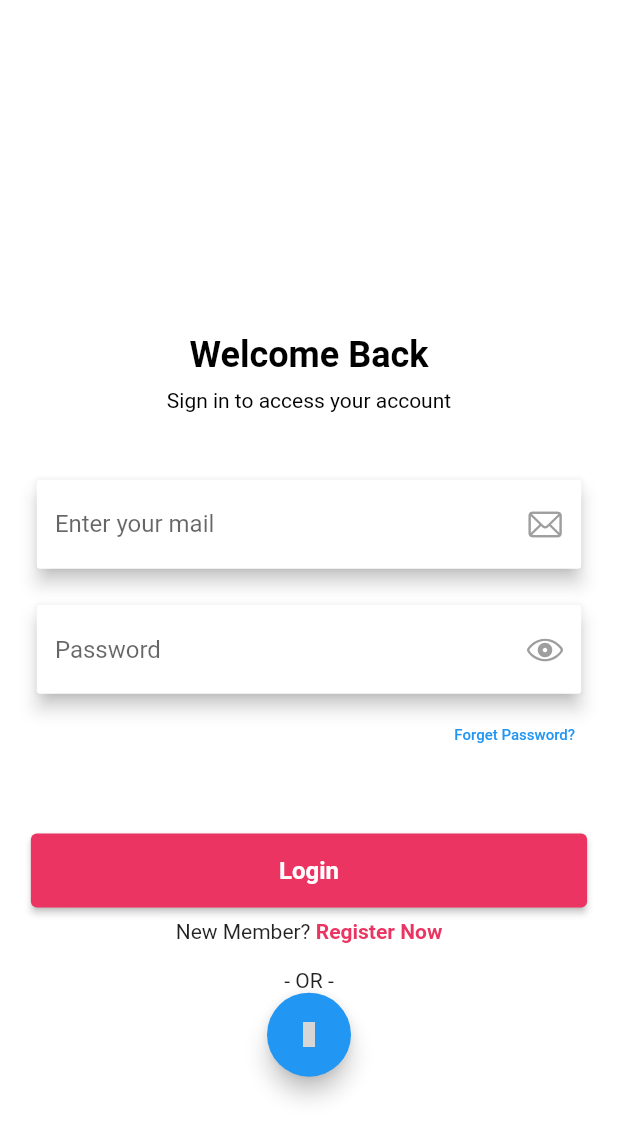
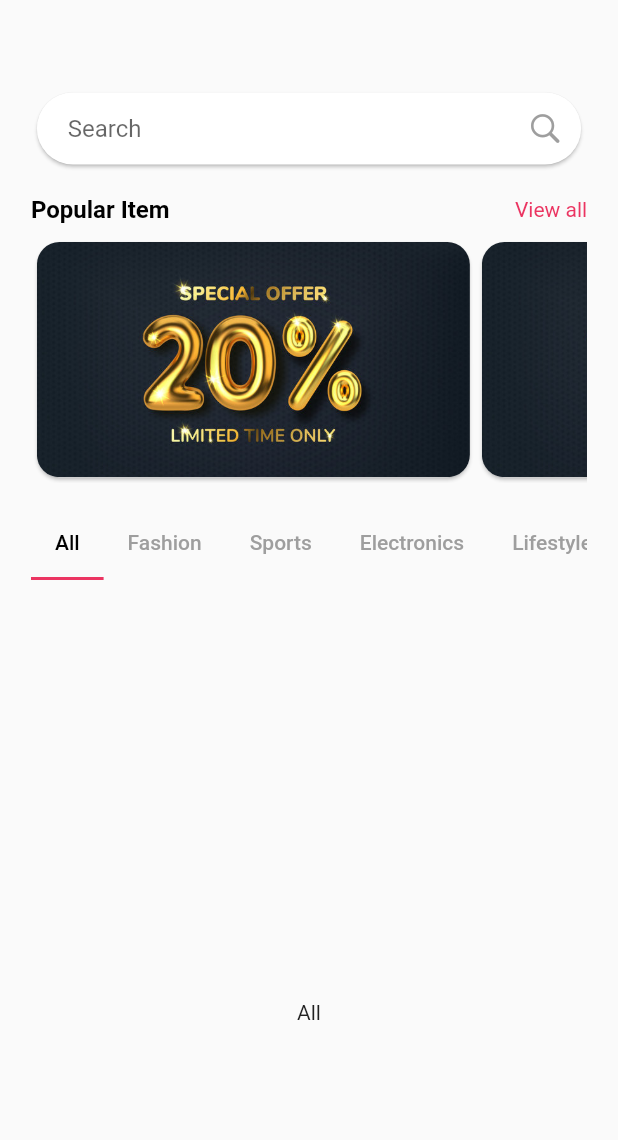
Before and after one commit to Shivanilonare2/ecommerce-app, a Flutter app: the screen it shows after launch, after a tap on "Login", on a phone screen of 412 x 824 dp. Shown: the top 1140 px of the screen. Run offline on Flutter 3.47's test engine with Material 2 defaults, Android fonts, the phone set to English and light mode, and no system bars; grey boxes are pictures that could not be loaded.

Commit message:
home page

```diff
--- /dev/null
+++ b/lib/utils/constant_colors.dart
@@ -0,0 +1,8 @@
+import 'package:flutter/material.dart';
+
+class AppColors{
+  static Color kPrimaryColor = Colors.white;
+  static Color kHintTextColor = Colors.grey;
+  static Color kDarkColor = Colors.black;
+  static Color kItemColor = const Color(0xffeb3461);
+}
--- /dev/null
+++ b/lib/utils/constant_screen_size.dart
@@ -0,0 +1,11 @@
+import 'package:flutter/material.dart';
+class AppConstants{
+  static width(double a,BuildContext context)
+  {
+    return MediaQuery.of(context).size.width*(a/100);
+  }
+  static height(double b,BuildContext context)
+  {
+    return MediaQuery.of(context).size.height*(b/100);
+  }
+}
--- /dev/null
+++ b/lib/utils/constant_text_style.dart
@@ -0,0 +1,5 @@
+class AppTextStyle{
+
+
+
+}
--- /dev/null
+++ b/lib/viewmodel/common_data_view_model.dart
@@ -0,0 +1,6 @@
+
+import 'package:flutter/cupertino.dart';
+
+class CommonDataViewModel extends ChangeNotifier{
+
+}
--- /dev/null
+++ b/lib/views/home_screens/home_page.dart
@@ -0,0 +1,173 @@
+import 'package:ecommerce_app/utils/constant_colors.dart';
+import 'package:flutter/cupertino.dart';
+import 'package:flutter/material.dart';
+
+class HomePage extends StatefulWidget {
+  HomePage({super.key});
+
+  @override
+  State<HomePage> createState() => _HomePageState();
+}
+
+class _HomePageState extends State<HomePage> with TickerProviderStateMixin {
+  final TextEditingController searchController = TextEditingController();
+  TabController? tabController;
+
+  @override
+  void initState() {
+    // TODO: implement initState
+    super.initState();
+    tabController = TabController( vsync: this, length: 6);
+  }
+  @override
+  Widget build(BuildContext context) {
+    return Scaffold(
+      body: SingleChildScrollView(
+        child: Padding(
+          padding: EdgeInsets.symmetric(
+              vertical: MediaQuery.sizeOf(context).height * 0.07,
+              horizontal: MediaQuery.sizeOf(context).width * 0.05),
+          child: Column(
+            children: [
+              searchCard(context),
+              SizedBox(
+                height: MediaQuery.sizeOf(context).height * 0.02,
+              ),
+              buildRow(),
+              SizedBox(
+                height: MediaQuery.sizeOf(context).height * 0.01,
+              ),
+              pageViewBuilder(context),
+              SizedBox(
+                height: MediaQuery.sizeOf(context).height * 0.02,
+              ),
+
+              Stack(
+                children: [
+                  Expanded(
+                    child: TabBar(
+                      labelColor: AppColors.kDarkColor,
+                      indicatorColor: AppColors.kItemColor,
+                      isScrollable: true,
+                      controller: tabController,
+                      unselectedLabelColor: AppColors.kHintTextColor,
+                      tabs: const [
+                        Tab(text: "All", ),
+                        Tab(text: "Fashion",),
+                        Tab(text: "Sports"),
+                        Tab(text: "Electronics"),
+                        Tab(text: "Lifestyle"),
+                        Tab(text: "Kids"),
+                      ],
+                    ),
+                  ),
+                ],
+              ),
+              SizedBox(
+                height: MediaQuery.sizeOf(context).height*0.7,
+                child: TabBarView(
+                  controller: tabController,
+                  children: const [
+                    Center(child: Text("All")),
+                    Center(child: Text("Fashion")),
+                    Center(child: Text("Sports")),
+                    Center(child: Text("Electronics")),
+                    Center(child: Text("Lifestyle")),
+                    Center(child: Text("Kids")),
+                  ],
+                  //controller: _tabController,
+                ),
+              ),
+            ],
+          ),
+        ),
+      ),
+    );
+  }
+
+  //========================== build row ==========================================
+  Widget buildRow() {
+    return const Row(
+              mainAxisAlignment: MainAxisAlignment.spaceBetween,
+              children: [
+                Text(
+                  "Popular Item",
+                  style: TextStyle(
+                      color: Colors.black,
+                      fontSize: 16,
+                      fontWeight: FontWeight.w600),
+                ),
+                Text(
+                  "View all",
+                  style: TextStyle(
+                    color: Color(0xffeb3461),
+                    fontSize: 14,
+                  ),
+                ),
+              ],
+            );
+  }
+
+  //========================== search card ==========================================
+  Widget searchCard(BuildContext context) {
+    return Card(
+              elevation: 1,
+              shape: RoundedRectangleBorder(
+                borderRadius: BorderRadius.circular(30),
+              ),
+              child: TextField(
+                controller: searchController,
+                decoration: InputDecoration(
+                  contentPadding: EdgeInsets.symmetric(
+                      horizontal: MediaQuery.sizeOf(context).width * 0.05),
+                  hintText: "Search",
+                  suffixIcon: const Icon(
+                    CupertinoIcons.search,
+                    color: Colors.grey,
+                  ),
+                  border: OutlineInputBorder(
+                      borderRadius: BorderRadius.circular(30),
+                      borderSide: const BorderSide(
+                        color: Colors.transparent,
+                      )),
+                  enabledBorder: OutlineInputBorder(
+                      borderRadius: BorderRadius.circular(30),
+                      borderSide: const BorderSide(
+                        color: Colors.transparent,
+                      )),
+                  focusedBorder: OutlineInputBorder(
+                      borderRadius: BorderRadius.circular(30),
+                      borderSide: const BorderSide(
+                        color: Colors.transparent,
+                      )),
+                ),
+              ),
+            );
+  }
+
+  //========================== page view builder ==========================================
+  Widget pageViewBuilder(BuildContext context) {
+    return SizedBox(
+              height: MediaQuery.sizeOf(context).height * 0.2,
+              child: PageView.builder(
+                  padEnds: false,
+                  controller: PageController(initialPage: 0, viewportFraction: 0.8),
+                  scrollDirection: Axis.horizontal,
+                  itemCount: 2,
+                  itemBuilder: (BuildContext context, int index) {
+                    return Card(
+                        shape: RoundedRectangleBorder(
+                            borderRadius: BorderRadius.circular(15)),
+                        child: Container(
+                          decoration: BoxDecoration(
+                              borderRadius: BorderRadius.circular(15),
+                              image: const DecorationImage(
+                                  image: AssetImage(
+                                    "assets/twenty_percent_off.jpg",
+                                  ),
+                                  fit: BoxFit.fill)),
+                        ));
+                  }),
+            );
+  }
+}
--- a/lib/views/login_signup_views/login_page.dart
+++ b/lib/views/login_signup_views/login_page.dart
@@ -1,5 +1,7 @@
+import 'package:ecommerce_app/utils/constant_colors.dart';
 import 'package:ecommerce_app/views/constant_widget/common_password_textfield.dart';
 import 'package:ecommerce_app/views/constant_widget/common_textfield.dart';
+import 'package:ecommerce_app/views/home_screens/home_page.dart';
 import 'package:ecommerce_app/views/login_signup_views/signup_page.dart';
 import 'package:flutter/cupertino.dart';
 import 'package:flutter/material.dart';
@@ -73,7 +75,13 @@ class LoginPage extends StatelessWidget {
                       style: ElevatedButton.styleFrom(
                         backgroundColor: const Color(0xffeb3461),
                       ),
-                      onPressed: () {},
+                      onPressed: () {
+                        Navigator.push(
+                            context,
+                            MaterialPageRoute(
+                                builder: (context) =>
+                                 HomePage()));
+                      },
                       child: const Text(
                         "Login",
                         style: TextStyle(
@@ -115,11 +123,15 @@ class LoginPage extends StatelessWidget {
                 "- OR -",
                 style: TextStyle(color: Colors.black87, fontSize: 14),
               ),
+              SizedBox(
+                height: MediaQuery.sizeOf(context).height * 0.015,
+              ),
               FloatingActionButton(
+                backgroundColor: AppColors.kPrimaryColor,
                 onPressed: () {},
-                child: Image.asset("assets/google_logo.png",
-                    height: MediaQuery.sizeOf(context).height * 0.02,
-                    width: MediaQuery.sizeOf(context).width * 0.02),
+                child: Image.asset("assets/google.png",
+                    height: MediaQuery.sizeOf(context).height * 0.05,
+                    width: MediaQuery.sizeOf(context).width * 0.05),
               )
             ],
           ),
```
Also changed, not shown: pubspec.yaml (+6 -4 lines), assets/google.png (added), assets/google_logo.png (deleted), assets/twenty_percent_off.jpg (added), pubspec.lock, 1 other file.
